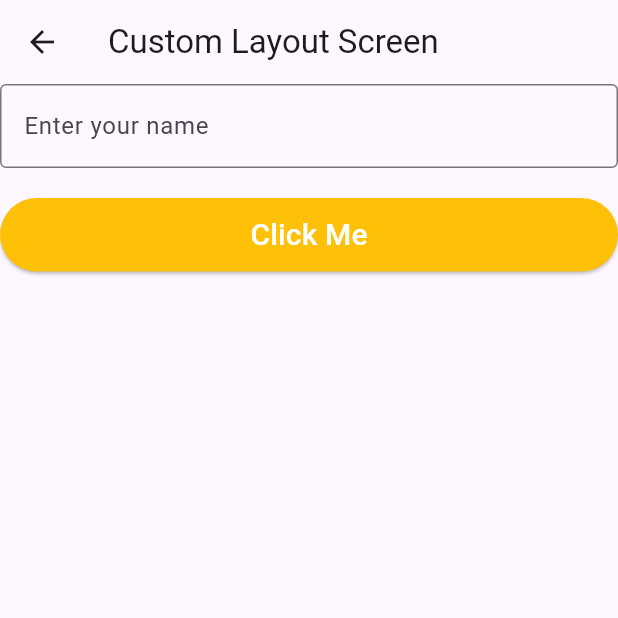
After one commit to npratik0/Flutter_Class, a Flutter app: the CustomLayoutScreen screen opened directly, on a phone screen of 412 x 824 dp, the top half of it. The commit adds this screen. Run offline on Flutter 3.47's test engine with Material 3 defaults, Android fonts, the phone set to English and light mode, and no system bars.

Commit message:
custom layout screen

```diff
--- /dev/null
+++ b/lib/screens/custom_layout_screen.dart
@@ -0,0 +1,36 @@
+import 'package:assignment_2/widgets/my_button.dart';
+import 'package:assignment_2/widgets/my_text_form_field.dart';
+import 'package:flutter/material.dart';
+
+class CustomLayoutScreen extends StatefulWidget {
+  const CustomLayoutScreen({super.key});
+
+  @override
+  State<CustomLayoutScreen> createState() => _CustomLayoutScreenState();
+}
+
+class _CustomLayoutScreenState extends State<CustomLayoutScreen> {
+  String name = "";
+  @override
+  Widget build(BuildContext context) {
+    return Scaffold(
+      appBar: AppBar(title: const Text("Custom Layout Screen")),
+      body: Center(
+        child: Column(
+          children: [
+            MyTextFormField(
+              onChanged: (value) {
+                setState(() {
+                  name = value;
+                });
+              },
+              text: 'Enter your name',
+            ),
+            const SizedBox(height: 20),
+            MyButton(onPressed: () {}, text: 'Click Me'),
+          ],
+        ),
+      ),
+    );
+  }
+}
--- a/lib/screens/dashboard_screen.dart
+++ b/lib/screens/dashboard_screen.dart
@@ -55,6 +55,7 @@
 
 import 'package:assignment_2/screens/column_screen.dart';
 import 'package:assignment_2/screens/container_screen.dart';
+import 'package:assignment_2/screens/custom_layout_screen.dart';
 import 'package:assignment_2/screens/flexible_expanded_screen.dart';
 import 'package:assignment_2/screens/flutter_layout_screen.dart';
 import 'package:assignment_2/screens/image_screen.dart';
@@ -127,11 +128,11 @@ class DashboardScreen extends StatelessWidget {
               title: "Column Screen",
               screen: ColumnScreen(),
             ),
-            _menuTile(
-              context: context,
-              title: "Container Screen",
-              screen: ContainerScreen(),
-            ),
+            // _menuTile(
+            //   context: context,
+            //   title: "Container Screen",
+            //   screen: ContainerScreen(),
+            // ),
             // _menuTile(
             //   context: context,
             //   title: "Image Screen",
@@ -141,6 +142,11 @@ class DashboardScreen extends StatelessWidget {
               context: context,
               title: "Flexible Screen",
               screen: FlexibleExpandedScreen(),
+            ),
+            _menuTile(
+              context: context,
+              title: "Custom Layout Screen",
+              screen: CustomLayoutScreen(),
             ),
           ],
         ),
--- /dev/null
+++ b/lib/widgets/my_button.dart
@@ -0,0 +1,31 @@
+import 'package:flutter/material.dart';
+
+class MyButton extends StatefulWidget {
+  const MyButton({super.key, required this.onPressed, required this.text});
+
+  final VoidCallback onPressed;
+  final String text;
+
+  @override
+  State<MyButton> createState() => _MyButtonState();
+}
+
+class _MyButtonState extends State<MyButton> {
+  @override
+  Widget build(BuildContext context) {
+    return SizedBox(
+      width: double.infinity,
+      child: ElevatedButton(
+        style: ElevatedButton.styleFrom(
+          backgroundColor: Colors.amber,
+          padding: const EdgeInsets.symmetric(horizontal: 20, vertical: 10),
+        ),
+        onPressed: widget.onPressed,
+        child: Text(
+          widget.text,
+          style: const TextStyle(color: Colors.white, fontSize: 20),
+        ),
+      ),
+    );
+  }
+}
--- /dev/null
+++ b/lib/widgets/my_text_form_field.dart
@@ -0,0 +1,34 @@
+import 'package:flutter/material.dart';
+
+class MyTextFormField extends StatefulWidget {
+  const MyTextFormField({
+    super.key,
+    required this.onChanged,
+    required this.text,
+  });
+
+  final ValueChanged<String> onChanged;
+  final String text;
+
+  @override
+  State<MyTextFormField> createState() => _MyTextFormFieldState();
+}
+
+class _MyTextFormFieldState extends State<MyTextFormField> {
+  @override
+  Widget build(BuildContext context) {
+    return TextFormField(
+      decoration: InputDecoration(
+        hintText: widget.text,
+        border: const OutlineInputBorder(),
+      ),
+      onChanged: widget.onChanged,
+      validator: (value) {
+        if (value!.isEmpty) {
+          return 'Please enter some text';
+        }
+        return null;
+      },
+    );
+  }
+}
```
Also changed, not shown: lib/common/my_snackbar.dart (added, +16 -0 lines), lib/screens/flexible_expanded_screen.dart (+31 -22 lines).
